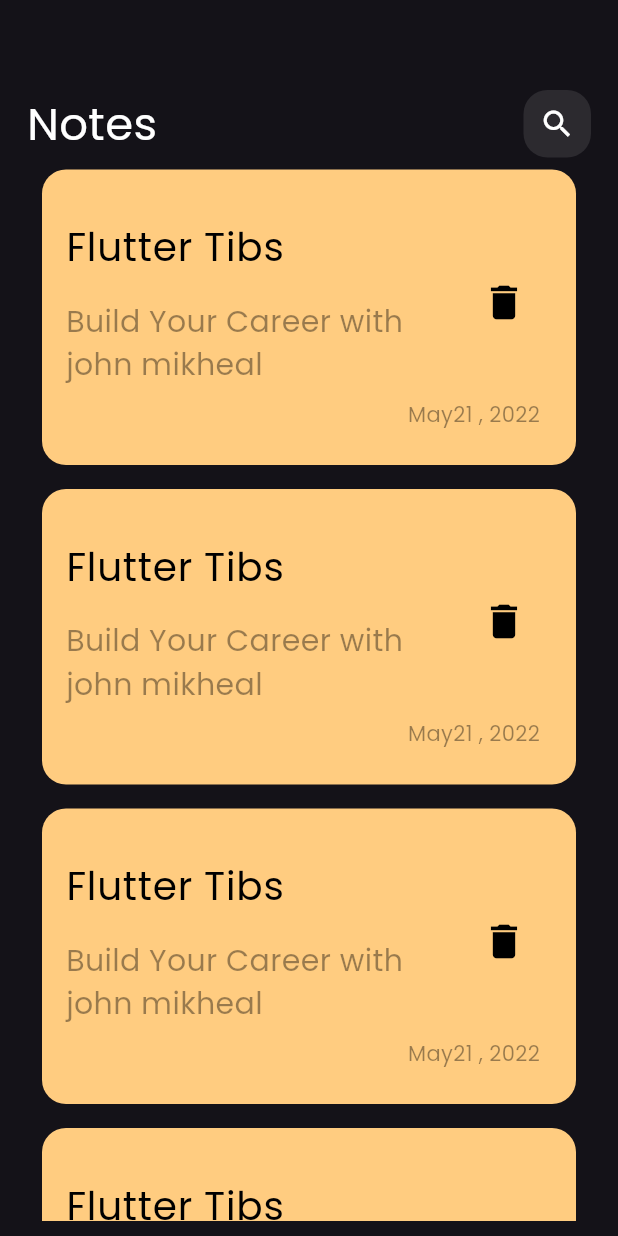
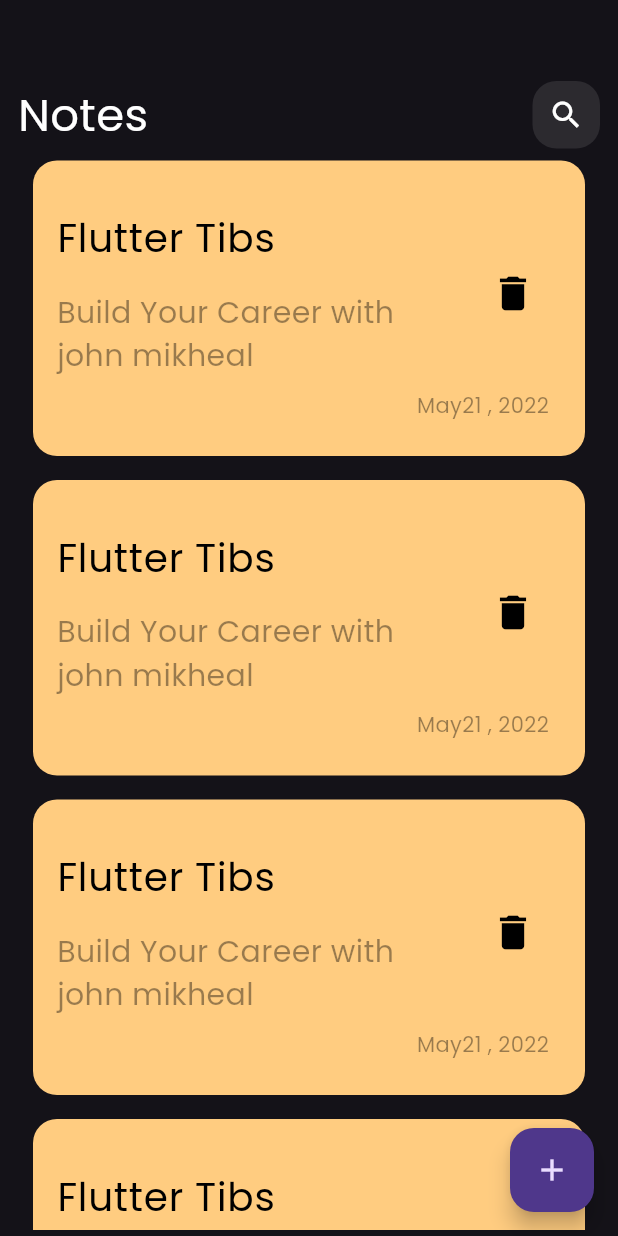
Before and after one commit to johnmikheal/notes_app, a Flutter app: the screen it shows after launch, on a phone screen of 412 x 824 dp. Run offline on Flutter 3.47's test engine with Material 3 defaults, Android fonts, the phone set to English and light mode, and no system bars.

Commit message:
add floating action button

```diff
--- a/lib/views/notes_views.dart
+++ b/lib/views/notes_views.dart
@@ -7,7 +7,11 @@ class NotesViews extends StatelessWidget {
   @override
   Widget build(BuildContext context) {
     return Scaffold(
-      body: NotesViewBody(),
+      floatingActionButton: FloatingActionButton(
+        onPressed: () {},
+        child: const Icon(Icons.add),
+      ),
+      body: const NotesViewBody(),
     );
   }
 }
--- a/lib/widgets/notes_view_body.dart
+++ b/lib/widgets/notes_view_body.dart
@@ -1,6 +1,5 @@
 import 'package:flutter/material.dart';
 import 'package:tkuo/widgets/custom_app_Bar.dart';
-import 'package:tkuo/widgets/note_item.dart';
 import 'package:tkuo/widgets/notes_list_view.dart';
 
 class NotesViewBody extends StatelessWidget {
@@ -9,7 +8,7 @@ class NotesViewBody extends StatelessWidget {
   @override
   Widget build(BuildContext context) {
     return const Padding(
-      padding: EdgeInsets.symmetric(horizontal: 18, vertical: 10),
+      padding: EdgeInsets.symmetric(horizontal: 12, vertical: 4),
       child: Column(
         children: [
           const SizedBox(
```
